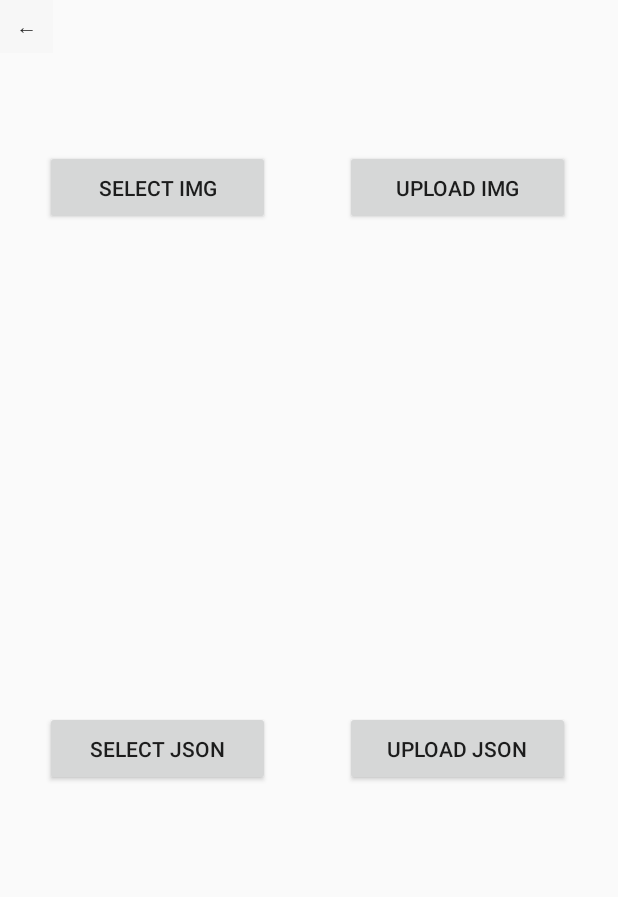
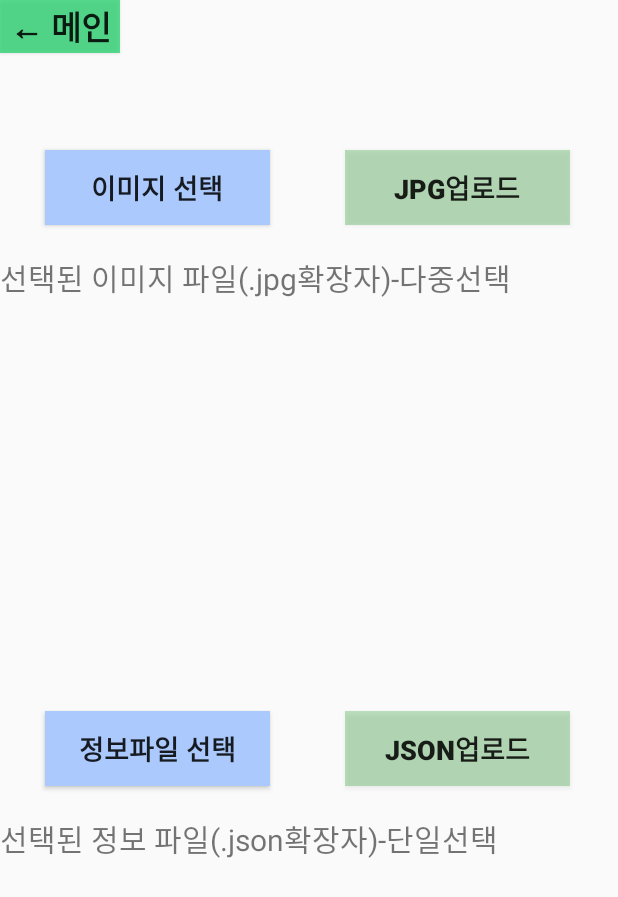
Before and after one commit to Ja-Mong/FISTs, an Android app: the UploadView screen opened directly, with no data from a screen before it, on a phone screen of 412 x 824 dp. Shown: the top 897 px of the screen. Run offline under Robolectric (Android 15) with nearby library versions, the light colour scheme and no system bars.

Commit message:
아이콘 지정

```diff
--- a/app/src/main/res/layout/activity_upload.xml
+++ b/app/src/main/res/layout/activity_upload.xml
@@ -5,19 +5,23 @@
 
     <Button
         android:id="@+id/btn_return"
-        android:layout_width="35dp"
+        android:layout_width="80dp"
         android:layout_height="35dp"
-        android:background="@color/cardview_shadow_end_color"
-        android:text="←"
-        />
+        android:background="#BA20D46C"
+        android:text="← 메인"
+        android:textSize="10pt"
+        android:textStyle="bold" />
 
     <Button
         android:id="@+id/Btn_sel_img"
         android:layout_marginTop="100dp"
         android:layout_width="150dp"
         android:layout_height="50dp"
+        android:background="#abc9fd"
         android:layout_marginLeft="30dp"
-        android:text="select IMG"
+        android:text="이미지 선택"
+        android:textSize="8pt"
+        android:textStyle="bold"
         />
     <Button
         android:id="@+id/Btn_upload_img"
@@ -26,7 +30,10 @@
         android:layout_height="50dp"
         android:layout_toRightOf="@+id/Btn_sel_img"
         android:layout_marginLeft="50dp"
-        android:text="Upload IMG"
+        android:text="jpg업로드"
+        android:background="#5B4CAF50"
+        android:textSize="8pt"
+        android:textStyle="bold"
         />
 
     <TextView
@@ -39,6 +46,7 @@
         android:scrollbarFadeDuration="0"
         android:scrollbarStyle="outsideInset"
         android:scrollbars="vertical"
+        android:text="선택된 이미지 파일(.jpg확장자)-다중선택"
         android:textSize="20dp"
         />
 
@@ -49,7 +57,10 @@
         android:layout_alignParentBottom="true"
         android:layout_marginBottom="300dp"
         android:layout_marginLeft="30dp"
-        android:text="Select json"
+        android:text="정보파일 선택"
+        android:background="#abc9fd"
+        android:textSize="8pt"
+        android:textStyle="bold"
         />
     <Button
         android:id="@+id/Btn_upload_json"
@@ -59,7 +70,10 @@
         android:layout_marginLeft="50dp"
         android:layout_alignParentBottom="true"
         android:layout_marginBottom="300dp"
-        android:text="Upload json"
+        android:text="json업로드"
+        android:background="#5B4CAF50"
+        android:textSize="8pt"
+        android:textStyle="bold"
         />
 
     <TextView
@@ -72,7 +86,10 @@
         android:textSize="20dp"
         android:scrollbarFadeDuration="0"
         android:scrollbarAlwaysDrawVerticalTrack="true"
+        android:text="선택된 정보 파일(.json확장자)-단일선택"
         android:scrollbarStyle="outsideInset"
         />
 
+
+
 </RelativeLayout>
--- a/app/src/main/res/values/colors.xml
+++ b/app/src/main/res/values/colors.xml
@@ -3,4 +3,5 @@
     <color name="colorPrimary">#6200EE</color>
     <color name="colorPrimaryDark">#3700B3</color>
     <color name="colorAccent">#03DAC5</color>
+    <color name="returnBtnColor">#CB36F46C</color>
 </resources>
```
